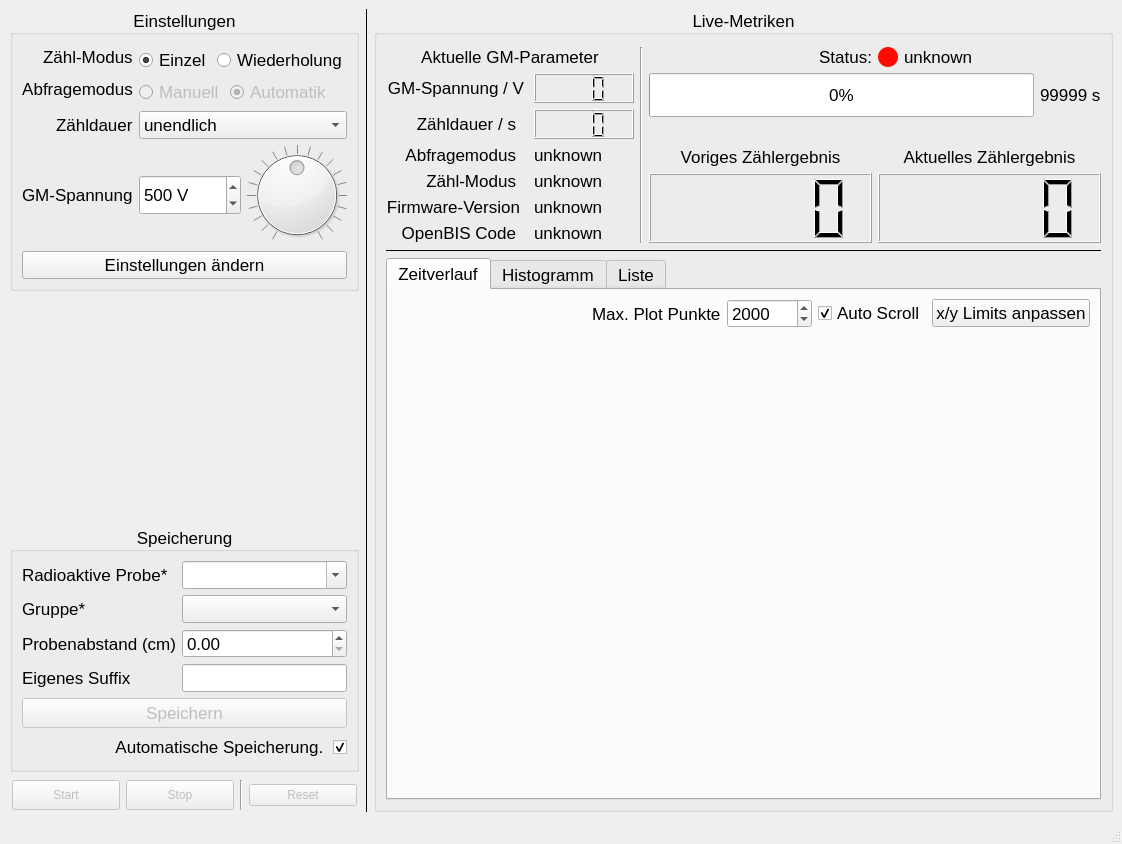
Before: the Qt Designer form gmcounter/pyqt/mainwindow.ui in cckssr/gmcounter, drawn with Qt 5.
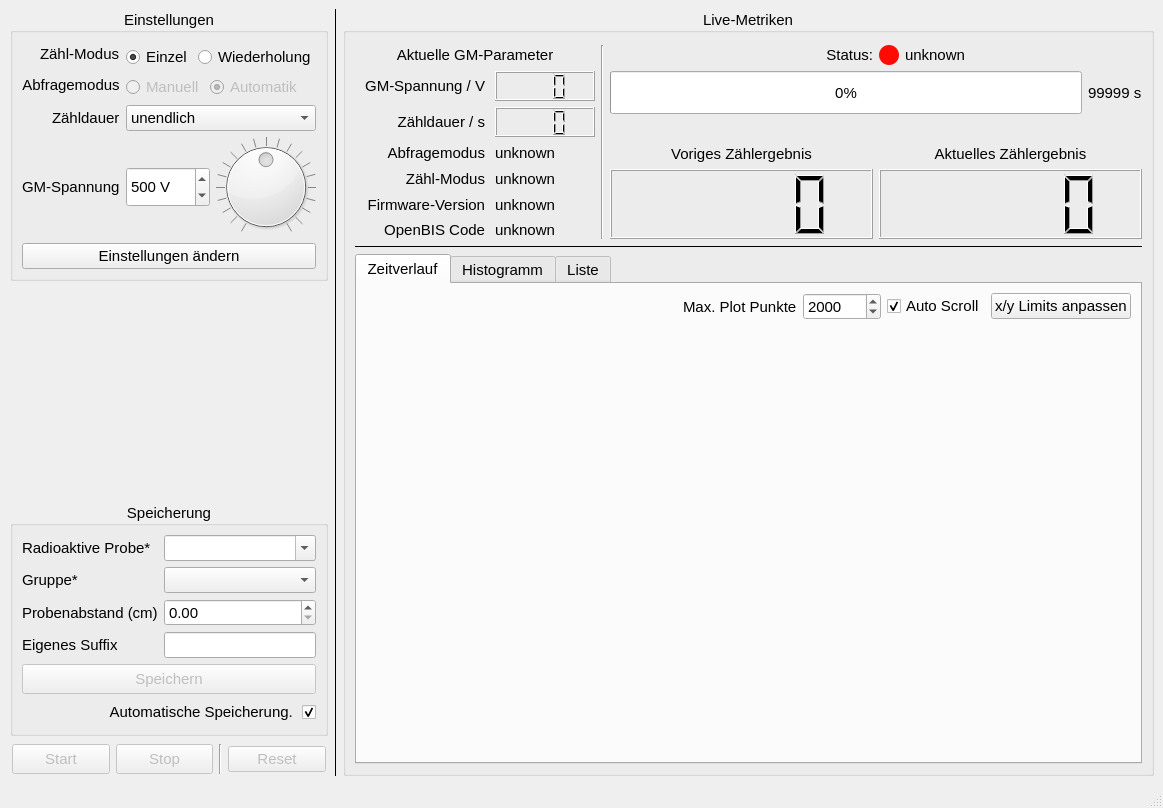
After: the same form once the commit is applied.

What changed in the file:
```diff
--- a/gmcounter/pyqt/mainwindow.ui
+++ b/gmcounter/pyqt/mainwindow.ui
@@ -6,15 +6,20 @@
    <rect>
     <x>0</x>
     <y>0</y>
-    <width>1122</width>
-    <height>844</height>
+    <width>1163</width>
+    <height>808</height>
    </rect>
   </property>
+  <property name="font">
+   <font>
+    <pointsize>10</pointsize>
+   </font>
+  </property>
   <property name="windowTitle">
    <string>GM-Counter</string>
   </property>
   <widget class="QWidget" name="centralwidget">
-   <layout class="QGridLayout" name="gridLayout_5">
+   <layout class="QGridLayout" name="gridLayout_5" columnstretch="0,0,1">
     <property name="leftMargin">
      <number>10</number>
     </property>
@@ -48,7 +53,7 @@
         </property>
         <property name="font">
          <font>
-          <pointsize>13</pointsize>
+          <pointsize>11</pointsize>
          </font>
         </property>
         <property name="title">
@@ -81,6 +86,11 @@
              <verstretch>0</verstretch>
             </sizepolicy>
            </property>
+           <property name="font">
+            <font>
+             <pointsize>11</pointsize>
+            </font>
+           </property>
            <property name="text">
             <string>Zähl-Modus</string>
            </property>
@@ -102,6 +112,11 @@
                <verstretch>0</verstretch>
               </sizepolicy>
              </property>
+             <property name="font">
+              <font>
+               <pointsize>11</pointsize>
+              </font>
+             </property>
              <property name="toolTip">
               <string>&lt;html&gt;&lt;head/&gt;&lt;body&gt;&lt;p&gt;Stoppt die Messung nach Ablauf Zähldauer&lt;/p&gt;&lt;/body&gt;&lt;/html&gt;</string>
              </property>
@@ -124,6 +139,11 @@
                <verstretch>0</verstretch>
               </sizepolicy>
              </property>
+             <property name="font">
+              <font>
+               <pointsize>11</pointsize>
+              </font>
+             </property>
              <property name="toolTip">
               <string>&lt;html&gt;&lt;head/&gt;&lt;body&gt;&lt;p&gt;Wiederholt die Messung automatisch nach Ablauf Zähldauer&lt;/p&gt;&lt;/body&gt;&lt;/html&gt;</string>
              </property>
@@ -151,6 +171,11 @@
              <height>20</height>
             </size>
            </property>
+           <property name="font">
+            <font>
+             <pointsize>11</pointsize>
+            </font>
+           </property>
            <property name="text">
             <string>Abfragemodus</string>
            </property>
@@ -175,6 +200,11 @@
                <verstretch>0</verstretch>
               </sizepolicy>
              </property>
+             <property name="font">
+              <font>
+               <pointsize>11</pointsize>
+              </font>
+             </property>
              <property name="text">
               <string>Manuell</string>
              </property>
@@ -197,6 +227,11 @@
                <verstretch>0</verstretch>
               </sizepolicy>
              </property>
+             <property name="font">
+              <font>
+               <pointsize>11</pointsize>
+              </font>
+             </property>
              <property name="text">
               <string>Automatik</string>
              </property>
@@ -218,6 +253,11 @@
              <verstretch>0</verstretch>
             </sizepolicy>
            </property>
+           <property name="font">
+            <font>
+             <pointsize>11</pointsize>
+            </font>
+           </property>
            <property name="text">
             <string>Zähldauer</string>
            </property>
@@ -231,6 +271,11 @@
              <verstretch>0</verstretch>
             </sizepolicy>
            </property>
+           <property name="font">
+            <font>
+             <pointsize>11</pointsize>
+            </font>
+           </property>
            <property name="toolTip">
             <string>Wie lange der Zähler misst</string>
            </property>
@@ -286,6 +331,11 @@
              <height>100</height>
             </size>
            </property>
+           <property name="font">
+            <font>
+             <pointsize>11</pointsize>
+            </font>
+           </property>
            <property name="toolTip">
             <string>Spannung des Geiger-Müller Zählrohrs</string>
            </property>
@@ -316,6 +366,11 @@
                <height>40</height>
               </size>
              </property>
+             <property name="font">
+              <font>
+               <pointsize>11</pointsize>
+              </font>
+             </property>
              <property name="buttonSymbols">
               <enum>QAbstractSpinBox::ButtonSymbols::UpDownArrows</enum>
              </property>
@@ -356,6 +411,11 @@
                <height>100</height>
               </size>
              </property>
+             <property name="font">
+              <font>
+               <pointsize>11</pointsize>
+              </font>
+             </property>
              <property name="minimum">
               <number>300</number>
              </property>
@@ -383,6 +443,11 @@
            <property name="enabled">
             <bool>true</bool>
            </property>
+           <property name="font">
+            <font>
+             <pointsize>11</pointsize>
+            </font>
+           </property>
            <property name="text">
             <string>Einstellungen ändern</string>
            </property>
@@ -405,6 +470,11 @@
       </item>
       <item>
        <spacer name="verticalSpacer">
+        <property name="font">
+         <font>
+          <pointsize>11</pointsize>
+         </font>
+        </property>
         <property name="orientation">
          <enum>Qt::Orientation::Vertical</enum>
         </property>
@@ -435,7 +505,7 @@
         </property>
         <property name="font">
          <font>
-          <pointsize>13</pointsize>
+          <pointsize>11</pointsize>
          </font>
         </property>
         <property name="title">
@@ -467,6 +537,11 @@
            </property>
            <item row="0" column="0">
             <widget class="QLabel" name="label_6">
+             <property name="font">
+              <font>
+               <pointsize>11</pointsize>
+              </font>
+             </property>
              <property name="text">
               <string>Radioaktive Probe*</string>
              </property>
@@ -480,6 +555,11 @@
                <verstretch>0</verstretch>
               </sizepolicy>
              </property>
+             <property name="font">
+              <font>
+               <pointsize>11</pointsize>
+              </font>
+             </property>
              <property name="toolTip">
               <string>&lt;html&gt;&lt;head/&gt;&lt;body&gt;&lt;p&gt;Auswahl der verwendeten radioaktiven Probe &lt;span style=&quot; color:#ff001a;&quot;&gt;(Pflichtfeld)&lt;/span&gt;&lt;/p&gt;&lt;/body&gt;&lt;/html&gt;</string>
              </property>
@@ -639,6 +719,11 @@
            </item>
            <item row="1" column="0">
             <widget class="QLabel" name="label_7">
+             <property name="font">
+              <font>
+               <pointsize>11</pointsize>
+              </font>
+             </property>
              <property name="text">
               <string>Gruppe*</string>
              </property>
@@ -652,6 +737,11 @@
                <verstretch>0</verstretch>
               </sizepolicy>
              </property>
+             <property name="font">
+              <font>
+               <pointsize>11</pointsize>
+              </font>
+             </property>
              <property name="toolTip">
               <string>&lt;html&gt;&lt;head/&gt;&lt;body&gt;&lt;p&gt;Auswahl der GP Praktikumsgruppe &lt;span style=&quot; color:#ff001a;&quot;&gt;(Pflichtfeld)&lt;/span&gt;&lt;/p&gt;&lt;/body&gt;&lt;/html&gt;</string>
              </property>
@@ -788,6 +878,11 @@
            </item>
            <item row="2" column="0">
             <widget class="QLabel" name="label_20">
+             <property name="font">
+              <font>
+               <pointsize>11</pointsize>
+              </font>
+             </property>
              <property name="text">
               <string>Probenabstand (cm)</string>
              </property>
@@ -795,6 +890,11 @@
            </item>
            <item row="3" column="0">
             <widget class="QLabel" name="label_5">
+             <property name="font">
+              <font>
+               <pointsize>11</pointsize>
+              </font>
+             </property>
              <property name="text">
               <string>Eigenes Suffix</string>
              </property>
@@ -808,6 +908,11 @@
                <verstretch>0</verstretch>
               </sizepolicy>
              </property>
+             <property name="font">
+              <font>
+               <pointsize>11</pointsize>
+              </font>
+             </property>
              <property name="toolTip">
               <string>Ein benutzerdefiniertes Suffix mit maximal 20 Zeichen</string>
              </property>
@@ -821,6 +926,11 @@
            </item>
            <item row="2" column="1">
             <widget class="QDoubleSpinBox" name="sampleDistance">
+             <property name="font">
+              <font>
+               <pointsize>11</pointsize>
+              </font>
+             </property>
              <property name="maximum">
               <double>19999.000000000000000</double>
              </property>
@@ -851,6 +961,11 @@
              <height>40</height>
             </size>
            </property>
+           <property name="font">
+            <font>
+             <pointsize>11</pointsize>
+            </font>
+           </property>
            <property name="toolTip">
             <string>Messung speichern (Dateidialog)</string>
            </property>
@@ -881,6 +996,11 @@
                <height>16777215</height>
               </size>
              </property>
+             <property name="font">
+              <font>
+               <pointsize>11</pointsize>
+              </font>
+             </property>
              <property name="toolTip">
               <string>&lt;html&gt;&lt;head/&gt;&lt;body&gt;&lt;p&gt;Bei Aktivierung werden die Messungen automatisch im Format:&lt;/p&gt;&lt;p&gt;YYYY_MM_DD-&lt;span style=&quot; font-style:italic;&quot;&gt;Radioaktive Probe&lt;/span&gt;-&lt;span style=&quot; font-style:italic;&quot;&gt;Suffix&lt;/span&gt;.csv&lt;/p&gt;&lt;p&gt;im Ordner Dokumente/Geiger-Mueller/ gespeichert.&lt;/p&gt;&lt;/body&gt;&lt;/html&gt;</string>
              </property>
@@ -934,6 +1054,11 @@
             <height>40</height>
            </size>
           </property>
+          <property name="font">
+           <font>
+            <pointsize>11</pointsize>
+           </font>
+          </property>
           <property name="toolTip">
            <string>Start der Messung</string>
           </property>
@@ -959,6 +1084,11 @@
             <height>40</height>
            </size>
           </property>
+          <property name="font">
+           <font>
+            <pointsize>11</pointsize>
+           </font>
+          </property>
           <property name="toolTip">
            <string>Aktuelle Messung stoppen</string>
           </property>
@@ -969,6 +1099,11 @@
         </item>
         <item>
          <widget class="Line" name="line_3">
+          <property name="font">
+           <font>
+            <pointsize>11</pointsize>
+           </font>
+          </property>
           <property name="orientation">
            <enum>Qt::Orientation::Vertical</enum>
           </property>
@@ -979,6 +1114,11 @@
           <property name="enabled">
            <bool>false</bool>
           </property>
+          <property name="font">
+           <font>
+            <pointsize>11</pointsize>
+           </font>
+          </property>
           <property name="text">
            <string>Reset</string>
           </property>
@@ -990,6 +1130,11 @@
     </item>
     <item row="0" column="1">
      <widget class="Line" name="line">
+      <property name="font">
+       <font>
+        <pointsize>11</pointsize>
+       </font>
+      </property>
       <property name="frameShadow">
        <enum>QFrame::Shadow::Plain</enum>
       </property>
@@ -1013,7 +1158,7 @@
         </property>
         <property name="font">
          <font>
-          <pointsize>13</pointsize>
+          <pointsize>11</pointsize>
          </font>
         </property>
         <property name="title">
@@ -1034,6 +1179,11 @@
          </property>
          <item row="3" column="0">
           <widget class="Line" name="line_2">
+           <property name="font">
+            <font>
+             <pointsize>11</pointsize>
+            </font>
+           </property>
            <property name="frameShadow">
             <enum>QFrame::Shadow::Plain</enum>
            </property>
@@ -1050,6 +1200,11 @@
              <verstretch>10</verstretch>
             </sizepolicy>
            </property>
+           <property name="font">
+            <font>
+             <pointsize>11</pointsize>
+            </font>
+           </property>
            <property name="currentIndex">
             <number>0</number>
            </property>
@@ -1065,6 +1220,11 @@
                </property>
                <item>
                 <spacer name="horizontalSpacer">
+                 <property name="font">
+                  <font>
+                   <pointsize>11</pointsize>
+                  </font>
+                 </property>
                  <property name="orientation">
                   <enum>Qt::Orientation::Horizontal</enum>
                  </property>
@@ -1078,6 +1238,11 @@
                </item>
                <item>
                 <widget class="QLabel" name="label_19">
+                 <property name="font">
+                  <font>
+                   <pointsize>11</pointsize>
+                  </font>
+                 </property>
                  <property name="text">
                   <string>Max. Plot Punkte</string>
                  </property>
@@ -1085,6 +1250,11 @@
                </item>
                <item>
                 <widget class="QSpinBox" name="sPlotpoints">
+                 <property name="font">
+                  <font>
+                   <pointsize>11</pointsize>
+                  </font>
+                 </property>
                  <property name="minimum">
                   <number>10</number>
                  </property>
@@ -1104,6 +1274,11 @@
                </item>
                <item>
                 <widget class="QCheckBox" name="autoScroll">
+                 <property name="font">
+                  <font>
+                   <pointsize>11</pointsize>
+                  </font>
+                 </property>
                  <property name="text">
                   <string>Auto Scroll</string>
                  </property>
@@ -1114,6 +1289,11 @@
                </item>
                <item>
                 <widget class="QPushButton" name="buttonAutoRange">
+                 <property name="font">
+                  <font>
+                   <pointsize>11</pointsize>
+                  </font>
+                 </property>
                  <property name="text">
                   <string>x/y Limits anpassen</string>
                  </property>
@@ -1129,6 +1309,11 @@
                  <verstretch>0</verstretch>
                 </sizepolicy>
                </property>
+               <property name="font">
+                <font>
+                 <pointsize>11</pointsize>
+                </font>
+               </property>
               </widget>
              </item>
             </layout>
@@ -1300,6 +1485,11 @@
                <height>100</height>
               </size>
              </property>
+             <property name="font">
+              <font>
+               <pointsize>11</pointsize>
+              </font>
+             </property>
              <property name="text">
               <string>Voriges Zählergebnis</string>
              </property>
@@ -1328,6 +1518,11 @@
                <height>70</height>
               </size>
              </property>
+             <property name="font">
+              <font>
+               <pointsize>11</pointsize>
+              </font>
+             </property>
              <property name="frameShape">
               <enum>QFrame::Shape::Box</enum>
              </property>
@@ -1344,6 +1539,11 @@
                <verstretch>0</verstretch>
               </sizepolicy>
              </property>
+             <property name="font">
+              <font>
+               <pointsize>11</pointsize>
+              </font>
+             </property>
              <property name="text">
               <string>Aktuelle GM-Parameter</string>
              </property>
@@ -1365,6 +1565,11 @@
                  <verstretch>0</verstretch>
                 </sizepolicy>
                </property>
+               <property name="font">
+                <font>
+                 <pointsize>11</pointsize>
+                </font>
+               </property>
                <property name="value">
                 <number>0</number>
                </property>
@@ -1384,6 +1589,11 @@
                  <height>0</height>
                 </size>
                </property>
+               <property name="font">
+                <font>
+                 <pointsize>11</pointsize>
+                </font>
+               </property>
                <property name="text">
                 <string>99999 s</string>
                </property>
@@ -1399,6 +1609,11 @@
                <verstretch>0</verstretch>
               </sizepolicy>
              </property>
+             <property name="font">
+              <font>
+               <pointsize>11</pointsize>
+              </font>
+             </property>
              <property name="text">
               <string>Status:</string>
              </property>
@@ -1409,6 +1624,11 @@
            </item>
            <item row="0" column="1" rowspan="4">
             <widget class="Line" name="line_4">
+             <property name="font">
+              <font>
+               <pointsize>11</pointsize>
+              </font>
+             </property>
              <property name="orientation">
               <enum>Qt::Orientation::Vertical</enum>
              </property>
@@ -1436,6 +1656,11 @@
                  <height>20</height>
                 </size>
                </property>
+               <property name="font">
+                <font>
+                 <pointsize>11</pointsize>
+                </font>
+               </property>
                <property name="styleSheet">
                 <string notr="true">background-color: rgb(255, 11, 3); border: 0px; padding: 4px; border-radius: 10px</string>
                </property>
@@ -1455,6 +1680,11 @@
                  <verstretch>0</verstretch>
                 </sizepolicy>
                </property>
+               <property name="font">
+                <font>
+                 <pointsize>11</pointsize>
+                </font>
+               </property>
                <property name="text">
                 <string>unknown</string>
                </property>
@@ -1482,6 +1712,11 @@
                <height>70</height>
               </size>
              </property>
+             <property name="font">
+              <font>
+               <pointsize>11</pointsize>
+              </font>
+             </property>
              <property name="frameShape">
               <enum>QFrame::Shape::Box</enum>
              </property>
@@ -1504,6 +1739,11 @@
                <height>100</height>
               </size>
              </property>
+             <property name="font">
+              <font>
+               <pointsize>11</pointsize>
+              </font>
+             </property>
              <property name="text">
               <string>Aktuelles Zählergebnis</string>
              </property>
@@ -1525,6 +1765,11 @@
                  <height>0</height>
                 </size>
                </property>
+               <property name="font">
+                <font>
+                 <pointsize>11</pointsize>
+                </font>
+               </property>
                <property name="text">
                 <string>GM-Spannung / V</string>
                </property>
@@ -1553,6 +1798,11 @@
                  <height>50</height>
                 </size>
                </property>
+               <property name="font">
+                <font>
+                 <pointsize>11</pointsize>
+                </font>
+               </property>
                <property name="toolTip">
                 <string>Aktuelle GM-Spannung</string>
                </property>
@@ -1569,6 +1819,11 @@
                  <height>0</height>
                 </size>
                </property>
+               <property name="font">
+                <font>
+                 <pointsize>11</pointsize>
+                </font>
+               </property>
                <property name="text">
                 <string>Zähldauer / s</string>
                </property>
@@ -1597,6 +1852,11 @@
                  <height>50</height>
                 </size>
                </property>
+               <property name="font">
+                <font>
+                 <pointsize>11</pointsize>
+                </font>
+               </property>
                <property name="toolTip">
                 <string>Aktuelle eingestellte Zähldauer. 999 für unendllich</string>
                </property>
@@ -1619,6 +1879,11 @@
                  <height>0</height>
                 </size>
                </property>
+               <property name="font">
+                <font>
+                 <pointsize>11</pointsize>
+                </font>
+               </property>
                <property name="text">
                 <string>Abfragemodus</string>
                </property>
@@ -1647,6 +1912,11 @@
                  <height>50</height>
                 </size>
                </property>
+               <property name="font">
+                <font>
+                 <pointsize>11</pointsize>
+                </font>
+               </property>
                <property name="toolTip">
                 <string>Aktuell eingestellter Abfragemodus der Zählergebnisse</string>
                </property>
@@ -1669,6 +1939,11 @@
                  <height>20</height>
                 </size>
                </property>
+               <property name="font">
+                <font>
+                 <pointsize>11</pointsize>
+                </font>
+               </property>
                <property name="text">
                 <string>Zähl-Modus</string>
                </property>
@@ -1697,6 +1972,11 @@
                  <height>50</height>
                 </size>
                </property>
+               <property name="font">
+                <font>
+                 <pointsize>11</pointsize>
+                </font>
+               </property>
                <property name="toolTip">
                 <string>Aktuell eingestellter Zählmodus</string>
                </property>
@@ -1719,6 +1999,11 @@
                  <height>20</height>
                 </size>
                </property>
+               <property name="font">
+                <font>
+                 <pointsize>11</pointsize>
+                </font>
+               </property>
                <property name="text">
                 <string>Firmware-Version</string>
                </property>
@@ -1747,6 +2032,11 @@
                  <height>50</height>
                 </size>
                </property>
+               <property name="font">
+                <font>
+                 <pointsize>11</pointsize>
+                </font>
+               </property>
                <property name="toolTip">
                 <string>GM-Zähler Firmware</string>
                </property>
@@ -1763,6 +2053,11 @@
                  <height>0</height>
                 </size>
                </property>
+               <property name="font">
+                <font>
+                 <pointsize>11</pointsize>
+                </font>
+               </property>
                <property name="text">
                 <string>OpenBIS Code</string>
                </property>
@@ -1785,6 +2080,11 @@
                  <height>50</height>
                 </size>
                </property>
+               <property name="font">
+                <font>
+                 <pointsize>11</pointsize>
+                </font>
+               </property>
                <property name="text">
                 <string>unknown</string>
                </property>
```
Left out of the diff: 4 changed lines with no effect on the pictures.
